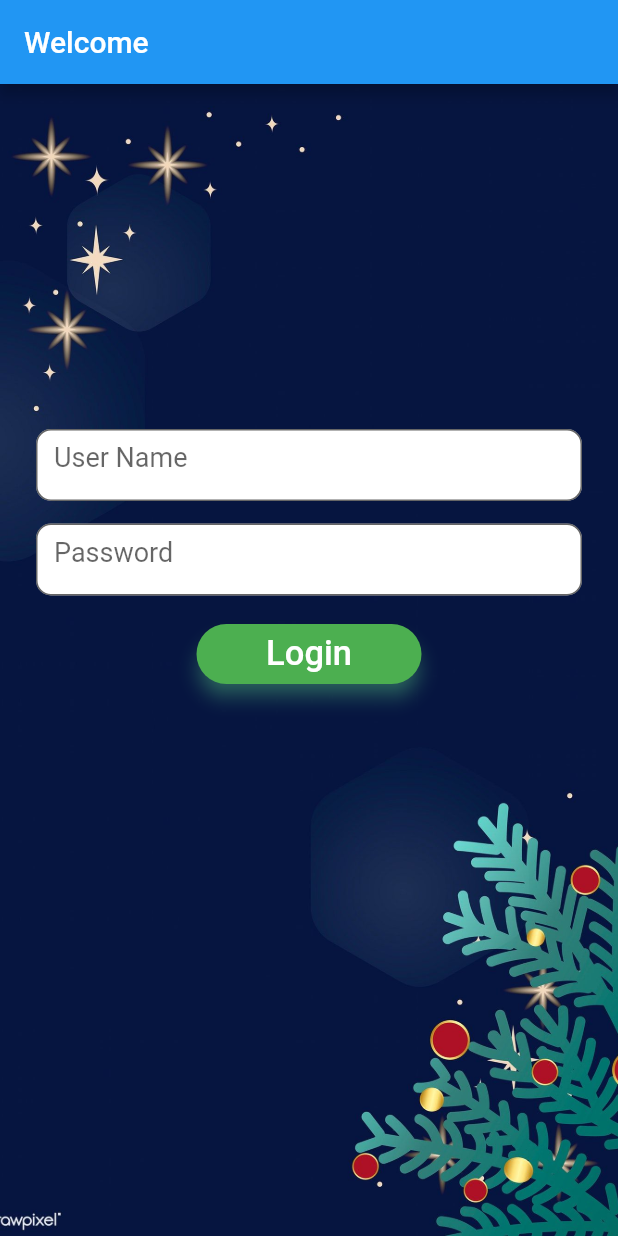
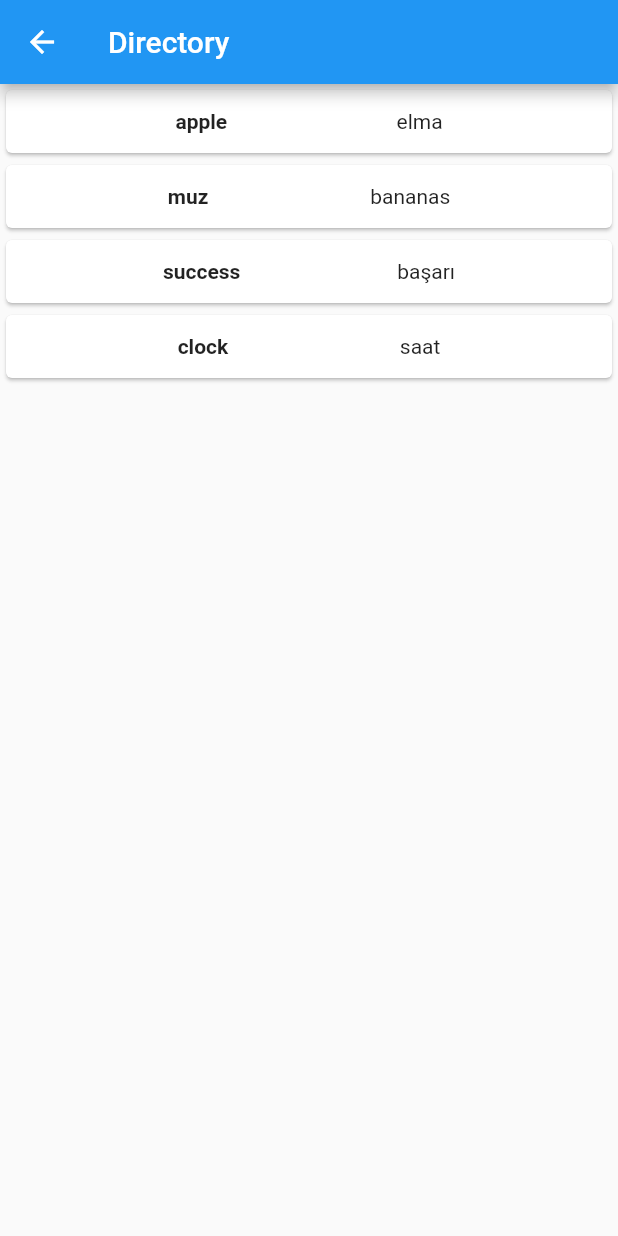
Before and after one commit to aslihankilinc/Login, a Flutter app: the screen it shows after launch, after a tap on "Login", on a phone screen of 412 x 824 dp. Run offline on Flutter 3.47's test engine with Material 2 defaults, Android fonts, the phone set to English and light mode, and no system bars.

Commit message:
add word page

```diff
--- /dev/null
+++ b/lib/directoryDetail.dart
@@ -0,0 +1,26 @@
+import 'package:flutter/material.dart';
+
+class DirectoryDetail extends StatefulWidget {
+
+  @override
+  State<DirectoryDetail> createState() => _DirectoryDetailState();
+}
+
+class _DirectoryDetailState extends State<DirectoryDetail> {
+  @override
+  Widget build(BuildContext context) {
+    return Scaffold(
+      appBar: AppBar(
+        title:Text("Directory"),
+      ),
+      body:Center(
+        child:Column(
+          mainAxisAlignment:MainAxisAlignment.spaceEvenly,
+          children:<Widget> [
+
+          ],
+        ),
+      ),
+    );
+  }
+}
--- /dev/null
+++ b/lib/directoryHome.dart
@@ -0,0 +1,74 @@
+import 'package:flutter/material.dart';
+import 'package:login/directoryDetail.dart';
+import 'package:login/models/word.dart';
+
+class DirectoryHome extends StatefulWidget {
+  @override
+  State<DirectoryHome> createState() => _DirectoryHomeState();
+}
+
+class _DirectoryHomeState extends State<DirectoryHome> {
+  bool isSearch = false;
+  String searchWord = "";
+
+  Future<List<Word>> allWords() async {
+    var wordList = <Word>[];
+    var w1 = Word(1, "apple", "elma");
+    var w2 = Word(2, "muz", "bananas");
+    var w3 = Word(3, "success", "başarı");
+    var w4 = Word(4, "clock", "saat");
+    wordList.add(w1);
+    wordList.add(w2);
+    wordList.add(w3);
+    wordList.add(w4);
+    return wordList;
+  }
+
+  @override
+  Widget build(BuildContext context) {
+    return Scaffold(
+      appBar: AppBar(
+        title: Text("Directory"),
+      ),
+      body: FutureBuilder<List<Word>>(
+        future: allWords(),
+        builder: (context, snapshot) {
+          if (snapshot.hasData) {
+            var wordList = snapshot.data;
+            return ListView.builder(
+              itemCount: wordList!.length,
+              itemBuilder: (context, indeks) {
+                var word = wordList[indeks];
+                return GestureDetector(
+                  onTap: () {
+                    Navigator.push(
+                        context,
+                        MaterialPageRoute(
+                            builder: (context) => DirectoryDetail()));
+                  },
+                  child: SizedBox(
+                    height: 50,
+                    child: Card(
+                      child: Row(
+                        mainAxisAlignment: MainAxisAlignment.spaceEvenly,
+                        children: [
+                          Text(
+                            word.eng,
+                            style: TextStyle(fontWeight: FontWeight.bold),
+                          ),
+                          Text(word.turk),
+                        ],
+                      ),
+                    ),
+                  ),
+                );
+              },
+            );
+          } else {
+            return Center();
+          }
+        },
+      ),
+    );
+  }
+}
--- a/lib/main.dart
+++ b/lib/main.dart
@@ -1,5 +1,7 @@
 import 'package:flutter/foundation.dart';
 import 'package:flutter/material.dart';
+
+import 'directoryHome.dart';
 
 void main() {
   runApp(const MyApp());
@@ -101,7 +103,12 @@ class _MyHomePageState extends State<MyHomePage> {
                           borderRadius: BorderRadius.circular(32.0)),
                       minimumSize: Size(150, 40), //////// HERE
                     ),
-                    onPressed: () {},
+                    onPressed:(){Navigator.push(
+                      context,
+                      MaterialPageRoute(builder: (context) => DirectoryHome()),
+
+                    );
+                    },
                     child: Text('Login',style: TextStyle(fontSize: 23.0),),
 
                   ),
--- /dev/null
+++ b/lib/models/word.dart
@@ -0,0 +1,7 @@
+class Word{
+  int id;
+  String eng;
+  String turk;
+
+  Word(this.id, this.eng, this.turk);
+}
```
